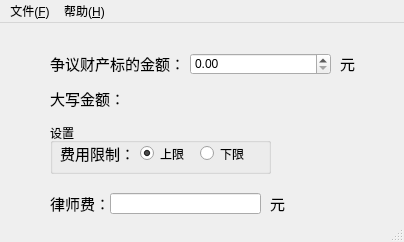
Old version of the form mainwin.ui in the repository FLHonker/legal_fare_calculator.
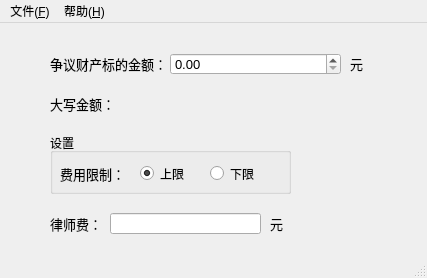
New version of the form. Icons and pictures are not drawn.

Diff of the .ui file:
```diff
--- a/mainwin.ui
+++ b/mainwin.ui
@@ -6,13 +6,13 @@
    <rect>
     <x>0</x>
     <y>0</y>
-    <width>404</width>
-    <height>242</height>
+    <width>427</width>
+    <height>278</height>
    </rect>
   </property>
   <property name="maximumSize">
    <size>
-    <width>404</width>
+    <width>450</width>
     <height>400</height>
    </size>
   </property>
@@ -29,14 +29,14 @@
      <rect>
       <x>50</x>
       <y>30</y>
-      <width>131</width>
+      <width>121</width>
       <height>21</height>
      </rect>
     </property>
     <property name="font">
      <font>
       <family>宋体</family>
-      <pointsize>11</pointsize>
+      <pointsize>10</pointsize>
      </font>
     </property>
     <property name="text">
@@ -46,16 +46,16 @@
    <widget class="QLabel" name="label_2">
     <property name="geometry">
      <rect>
-      <x>340</x>
+      <x>350</x>
       <y>30</y>
-      <width>21</width>
+      <width>31</width>
       <height>21</height>
      </rect>
     </property>
     <property name="font">
      <font>
       <family>宋体</family>
-      <pointsize>11</pointsize>
+      <pointsize>10</pointsize>
       <italic>false</italic>
      </font>
     </property>
@@ -66,12 +66,18 @@
    <widget class="QDoubleSpinBox" name="doubleSpinBox_money">
     <property name="geometry">
      <rect>
-      <x>190</x>
+      <x>170</x>
       <y>30</y>
-      <width>141</width>
+      <width>171</width>
       <height>22</height>
      </rect>
     </property>
+    <property name="font">
+     <font>
+      <family>SansSerif</family>
+      <pointsize>10</pointsize>
+     </font>
+    </property>
     <property name="maximum">
      <double>9999999999.989999771118164</double>
     </property>
@@ -80,15 +86,15 @@
     <property name="geometry">
      <rect>
       <x>60</x>
-      <y>120</y>
-      <width>71</width>
+      <y>140</y>
+      <width>81</width>
       <height>21</height>
      </rect>
     </property>
     <property name="font">
      <font>
       <family>宋体</family>
-      <pointsize>11</pointsize>
+      <pointsize>10</pointsize>
      </font>
     </property>
     <property name="text">
@@ -99,11 +105,16 @@
     <property name="geometry">
      <rect>
       <x>140</x>
-      <y>120</y>
-      <width>51</width>
+      <y>140</y>
+      <width>61</width>
       <height>21</height>
      </rect>
     </property>
+    <property name="font">
+     <font>
+      <family>宋体</family>
+     </font>
+    </property>
     <property name="text">
      <string>上限</string>
     </property>
@@ -114,9 +125,9 @@
    <widget class="QRadioButton" name="rBtn_downLimit">
     <property name="geometry">
      <rect>
-      <x>200</x>
-      <y>120</y>
-      <width>51</width>
+      <x>210</x>
+      <y>140</y>
+      <width>61</width>
       <height>21</height>
      </rect>
     </property>
@@ -128,15 +139,15 @@
     <property name="geometry">
      <rect>
       <x>50</x>
-      <y>170</y>
-      <width>54</width>
+      <y>190</y>
+      <width>61</width>
       <height>21</height>
      </rect>
     </property>
     <property name="font">
      <font>
       <family>宋体</family>
-      <pointsize>11</pointsize>
+      <pointsize>10</pointsize>
      </font>
     </property>
     <property name="text">
@@ -147,7 +158,7 @@
     <property name="geometry">
      <rect>
       <x>110</x>
-      <y>170</y>
+      <y>190</y>
       <width>151</width>
       <height>21</height>
      </rect>
@@ -166,15 +177,15 @@
     <property name="geometry">
      <rect>
       <x>270</x>
-      <y>170</y>
-      <width>21</width>
+      <y>190</y>
+      <width>31</width>
       <height>21</height>
      </rect>
     </property>
     <property name="font">
      <font>
       <family>宋体</family>
-      <pointsize>11</pointsize>
+      <pointsize>10</pointsize>
       <italic>false</italic>
      </font>
     </property>
@@ -186,9 +197,9 @@
     <property name="geometry">
      <rect>
       <x>50</x>
-      <y>100</y>
-      <width>221</width>
-      <height>51</height>
+      <y>110</y>
+      <width>241</width>
+      <height>61</height>
      </rect>
     </property>
     <property name="title">
@@ -199,7 +210,7 @@
     <property name="geometry">
      <rect>
       <x>50</x>
-      <y>65</y>
+      <y>70</y>
       <width>71</width>
       <height>21</height>
      </rect>
@@ -207,7 +218,7 @@
     <property name="font">
      <font>
       <family>宋体</family>
-      <pointsize>11</pointsize>
+      <pointsize>10</pointsize>
      </font>
     </property>
     <property name="text">
@@ -217,9 +228,9 @@
    <widget class="QLabel" name="label_money">
     <property name="geometry">
      <rect>
-      <x>130</x>
-      <y>65</y>
-      <width>251</width>
+      <x>120</x>
+      <y>70</y>
+      <width>281</width>
       <height>21</height>
      </rect>
     </property>
@@ -251,7 +262,7 @@
     <rect>
      <x>0</x>
      <y>0</y>
-     <width>404</width>
+     <width>427</width>
      <height>22</height>
     </rect>
    </property>
```
Left out of the diff: 3 changed lines with no effect on the pictures.
